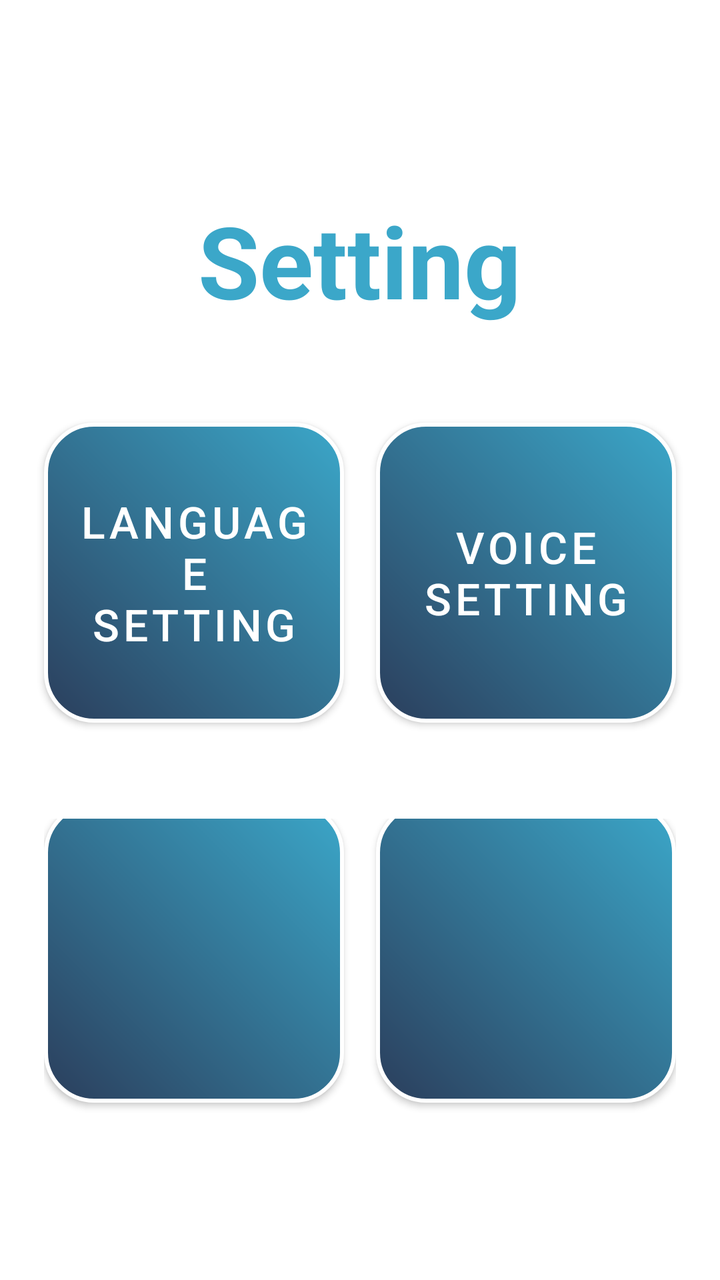
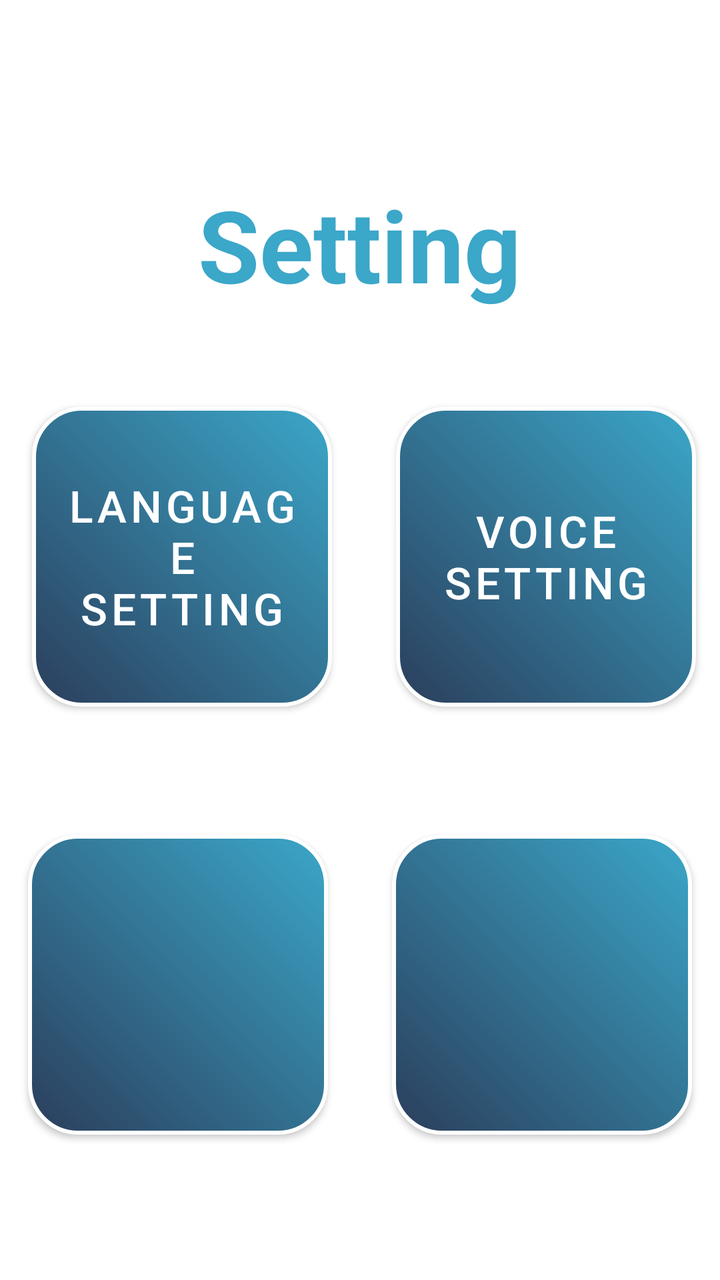

Before-and-after screenshots of an Android layout around one commit, followed by the original layout XML and the change that was made.
<!-- AndroidManifest.xml: application theme Theme.VISTA -->
<!-- res/layout/activity_setting_page.xml -->
<?xml version="1.0" encoding="utf-8"?>
<LinearLayout xmlns:android="http://schemas.android.com/apk/res/android"
    xmlns:app="http://schemas.android.com/apk/res-auto"
    android:id="@+id/main"
    android:layout_width="match_parent"
    android:layout_height="match_parent"
    android:background="@color/white"
    android:orientation="vertical"
    android:gravity="center"
    android:padding="16dp">

    
    <LinearLayout
        android:layout_width="match_parent"
        android:layout_height="wrap_content"
        android:layout_marginTop="32dp"
        android:orientation="vertical"
        android:gravity="center">

        
        <LinearLayout
            android:layout_width="match_parent"
            android:layout_height="wrap_content"
            android:orientation="vertical"
            android:gravity="center">

            <TextView
                android:id="@+id/textView2"
                android:layout_width="wrap_content"
                android:layout_height="wrap_content"
                android:layout_marginBottom="32dp"
                android:gravity="center"
                android:text="@string/SettingActivity_Setting"
                android:textSize="50sp"
                android:textStyle="bold"
                android:textColor="#3BA7C9" />
        </LinearLayout>

        
        <LinearLayout
            android:layout_width="356dp"
            android:layout_height="wrap_content"
            android:layout_marginBottom="32dp"
            android:gravity="center"
            android:orientation="horizontal">
            <com.google.android.material.button.MaterialButton
                android:id="@+id/btnLanSetting"
                style="@style/SemiTransparentRoundedButton"
                android:layout_width="150dp"
                android:layout_height="150dp"
                android:layout_marginTop="16dp"
                android:layout_marginEnd="16dp"
                android:layout_marginBottom="16dp"
                android:text="@string/SettingActivity_LanguageSetting"
                android:textSize="22sp"
                android:background="@drawable/btn_photo_gradient"
                app:backgroundTint="@null"
                app:backgroundTintMode="src_over"
                app:cornerRadius="0dp"
                app:strokeColor="@null"
                app:strokeWidth="0dp" />
            <com.google.android.material.button.MaterialButton
                android:id="@+id/btnVoiceSetting"
                style="@style/SemiTransparentRoundedButton"
                android:layout_width="150dp"
                android:layout_height="150dp"
                android:layout_marginTop="16dp"
                android:layout_marginBottom="16dp"
                android:text="@string/SettingActivity_VoiceSetting"
                android:textSize="22sp"
                android:background="@drawable/btn_photo_gradient"
                app:backgroundTint="@null"
                app:backgroundTintMode="src_over"
                app:cornerRadius="0dp"
                app:strokeColor="@null"
                app:strokeWidth="0dp" />
        </LinearLayout>

        
        <LinearLayout
            android:layout_width="wrap_content"
            android:layout_height="wrap_content"
            android:orientation="horizontal"
            android:gravity="center">
            <com.google.android.material.button.MaterialButton
                android:id="@+id/btn"
                style="@style/SemiTransparentRoundedButton"
                android:layout_width="150dp"
                android:layout_height="150dp"
                android:layout_marginEnd="16dp"
                android:layout_marginBottom="16dp"
                android:text=""
                android:textSize="22sp"
                android:background="@drawable/btn_photo_gradient"
                app:backgroundTint="@null"
                app:backgroundTintMode="src_over"
                app:cornerRadius="0dp"
                app:strokeColor="@null"
                app:strokeWidth="0dp" />
            <com.google.android.material.button.MaterialButton
                android:id="@+id/button5"
                style="@style/SemiTransparentRoundedButton"
                android:layout_width="150dp"
                android:layout_height="150dp"
                android:layout_marginBottom="16dp"
                android:text=""
                android:textSize="22sp"
                android:background="@drawable/btn_photo_gradient"
                app:backgroundTint="@null"
                app:backgroundTintMode="src_over"
                app:cornerRadius="0dp"
                app:strokeColor="@null"
                app:strokeWidth="0dp" />
        </LinearLayout>
    </LinearLayout>
</LinearLayout>
<!-- resources referenced by this layout -->
<resources>
  <color name="white">#FFFFFF</color>
  <!-- drawable btn_photo_gradient (drawable) -->
  <?xml version="1.0" encoding="utf-8"?>
  <shape xmlns:android="http://schemas.android.com/apk/res/android"
      android:shape="rectangle">
  
      
      <gradient
          android:startColor="#2B3E5C"
          android:endColor="#3BA7C9"
          android:angle="45"
      />
  
      
      <corners android:radius="24dp" />
  
      
      <stroke
          android:width="2dp"
          android:color="#FFFFFF" />
  
  </shape>
  <string name="SettingActivity_LanguageSetting">Language Setting</string>
  <string name="SettingActivity_Setting">Setting</string>
  <string name="SettingActivity_VoiceSetting">Voice Setting</string>
  <style name="SemiTransparentRoundedButton" parent="Widget.MaterialComponents.Button">
          <item name="android:textColor">#FFFFFF</item>
          <item name="background">@drawable/button_selector</item> 
          <item name="cornerRadius">24dp</item>
          <item name="strokeColor">#FFFFFF</item>
          <item name="strokeWidth">2dp</item>
          <item name="backgroundTint">#20FFFFFF</item> 
      </style>
  <style name="Theme.VISTA" parent="Theme.MaterialComponents.DayNight.NoActionBar">
          <item name="colorPrimary">@color/semi_transparent_white</item>
          <item name="colorPrimaryVariant">@color/semi_transparent_white</item>
          <item name="colorOnPrimary">@color/white</item>
          <item name="android:statusBarColor">#D3D3D3</item>
      </style>
  <!-- drawable button_selector (drawable) -->
  <?xml version="1.0" encoding="utf-8"?>
  <selector xmlns:android="http://schemas.android.com/apk/res/android">
      
      <item android:state_pressed="true">
          <shape android:shape="rectangle">
              <solid android:color="#20FFFFFF" /> 
              <stroke android:width="2dp" android:color="#FFFFFF" />
              <corners android:radius="24dp" />
          </shape>
      </item>
  
      
      <item android:state_selected="true">
          <shape android:shape="rectangle">
              <solid android:color="#FFFF00" /> 
              <stroke android:width="2dp" android:color="#FFFFFF" />
              <corners android:radius="24dp" />
          </shape>
      </item>
  
      
      <item>
          <shape android:shape="rectangle">
              <solid android:color="#20FFFFFF" /> 
              <stroke android:width="2dp" android:color="#FFFFFF" />
              <corners android:radius="24dp" />
          </shape>
      </item>
  </selector>
  <color name="semi_transparent_white">#80FFFFFF</color>
</resources>

<!-- the commit's change to res/layout/activity_setting_page.xml (unified diff, before → after) -->
@@ -1,13 +1,12 @@
-<?xml version="1.0" encoding="utf-8"?>
 <LinearLayout xmlns:android="http://schemas.android.com/apk/res/android"
     xmlns:app="http://schemas.android.com/apk/res-auto"
     android:id="@+id/main"
     android:layout_width="match_parent"
     android:layout_height="match_parent"
     android:background="@color/white"
+    android:gravity="center"
     android:orientation="vertical"
-    android:gravity="center"
-    android:padding="16dp">
+    >
 
     
     <LinearLayout
@@ -17,19 +16,19 @@
         android:orientation="vertical"
         android:gravity="center">
 
-        
+    
         <LinearLayout
             android:layout_width="match_parent"
             android:layout_height="wrap_content"
             android:orientation="vertical"
-            android:gravity="center">
+            android:layout_gravity="center">
 
             <TextView
                 android:id="@+id/textView2"
                 android:layout_width="wrap_content"
                 android:layout_height="wrap_content"
                 android:layout_marginBottom="32dp"
-                android:gravity="center"
+                android:layout_gravity="center"
                 android:text="@string/SettingActivity_Setting"
                 android:textSize="50sp"
                 android:textStyle="bold"
@@ -38,19 +37,19 @@
 
         
         <LinearLayout
-            android:layout_width="356dp"
+            android:layout_width="wrap_content"
             android:layout_height="wrap_content"
+            android:layout_gravity="center"
             android:layout_marginBottom="32dp"
-            android:gravity="center"
             android:orientation="horizontal">
             <com.google.android.material.button.MaterialButton
                 android:id="@+id/btnLanSetting"
                 style="@style/SemiTransparentRoundedButton"
                 android:layout_width="150dp"
                 android:layout_height="150dp"
-                android:layout_marginTop="16dp"
-                android:layout_marginEnd="16dp"
-                android:layout_marginBottom="16dp"
+                android:layout_margin="16dp"
+                android:layout_gravity="center"
+
                 android:text="@string/SettingActivity_LanguageSetting"
                 android:textSize="22sp"
                 android:background="@drawable/btn_photo_gradient"
@@ -64,8 +63,9 @@
                 style="@style/SemiTransparentRoundedButton"
                 android:layout_width="150dp"
                 android:layout_height="150dp"
-                android:layout_marginTop="16dp"
-                android:layout_marginBottom="16dp"
+                android:layout_margin="16dp"
+                android:layout_gravity="center"
+
                 android:text="@string/SettingActivity_VoiceSetting"
                 android:textSize="22sp"
                 android:background="@drawable/btn_photo_gradient"
@@ -87,8 +87,9 @@
                 style="@style/SemiTransparentRoundedButton"
                 android:layout_width="150dp"
                 android:layout_height="150dp"
-                android:layout_marginEnd="16dp"
-                android:layout_marginBottom="16dp"
+                android:layout_margin="16dp"
+                android:layout_gravity="center"
+
                 android:text=""
                 android:textSize="22sp"
                 android:background="@drawable/btn_photo_gradient"
@@ -102,7 +103,9 @@
                 style="@style/SemiTransparentRoundedButton"
                 android:layout_width="150dp"
                 android:layout_height="150dp"
-                android:layout_marginBottom="16dp"
+                android:layout_margin="16dp"
+                android:layout_gravity="center"
+
                 android:text=""
                 android:textSize="22sp"
                 android:background="@drawable/btn_photo_gradient"
